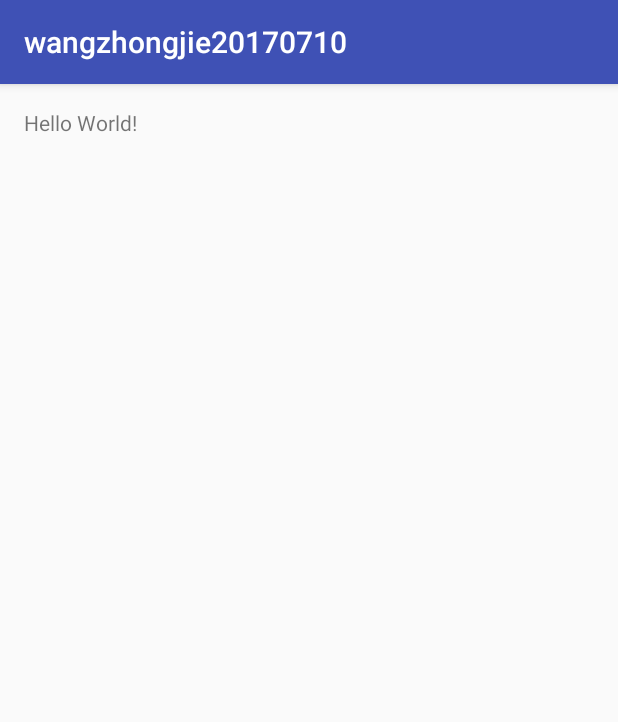
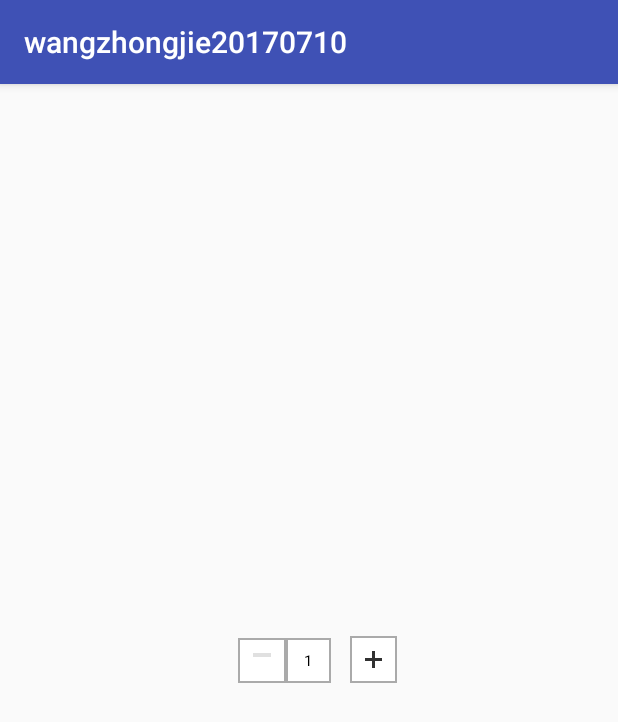
Before and after one commit to ruzui/Wangzhongjie20170710, an Android app: the screen it shows after launch (MainActivity), on a phone screen of 412 x 824 dp. Shown: the top 722 px of the screen. Run offline under Robolectric (Android 15) with nearby library versions, the phone set to English and light mode, and no system bars.

Commit message:
上传代码

```diff
--- a/app/src/main/java/test/bwie/com/wangzhongjie20170710/MainActivity.java
+++ b/app/src/main/java/test/bwie/com/wangzhongjie20170710/MainActivity.java
@@ -2,13 +2,26 @@ package test.bwie.com.wangzhongjie20170710;
 
 import android.support.v7.app.AppCompatActivity;
 import android.os.Bundle;
+import android.view.View;
+import android.widget.ImageView;
+import android.widget.TextView;
 
 public class MainActivity extends AppCompatActivity {
+
+    private ImageView pw_jiaimg;
+    private TextView pw_num;
 
     @Override
     protected void onCreate(Bundle savedInstanceState) {
         super.onCreate(savedInstanceState);
-        setContentView(R.layout.activity_main);
-
+        setContentView(R.layout.jj);
+        pw_jiaimg = (ImageView) findViewById(R.id.pw_jiaimg);
+        pw_num = (TextView) findViewById(R.id.pw_num);
+         pw_jiaimg.setOnClickListener(new View.OnClickListener() {
+             @Override
+             public void onClick(View v) {
+                  pw_num.setText("2");
+             }
+         });
     }
 }
--- a/app/src/main/res/layout/activity_main.xml
+++ b/app/src/main/res/layout/activity_main.xml
@@ -1,17 +1,8 @@
 <?xml version="1.0" encoding="utf-8"?>
 <RelativeLayout
     xmlns:android="http://schemas.android.com/apk/res/android"
-    xmlns:tools="http://schemas.android.com/tools"
     android:layout_width="match_parent"
-    android:layout_height="match_parent"
-    android:paddingLeft="@dimen/activity_horizontal_margin"
-    android:paddingRight="@dimen/activity_horizontal_margin"
-    android:paddingTop="@dimen/activity_vertical_margin"
-    android:paddingBottom="@dimen/activity_vertical_margin"
-    tools:context="test.bwie.com.wangzhongjie20170710.MainActivity">
+    android:layout_height="match_parent">
 
-    <TextView
-        android:text="Hello World!"
-        android:layout_width="wrap_content"
-        android:layout_height="wrap_content" />
+
 </RelativeLayout>
--- a/app/src/main/res/layout/jj.xml
+++ b/app/src/main/res/layout/jj.xml
@@ -1,56 +1,75 @@
 <?xml version="1.0" encoding="utf-8"?>
-<LinearLayout xmlns:android="http://schemas.android.com/apk/res/android"
-    android:orientation="vertical" android:layout_width="match_parent"
+<RelativeLayout xmlns:android="http://schemas.android.com/apk/res/android"
+    android:layout_width="match_parent"
     android:layout_height="match_parent">
     <LinearLayout
         android:layout_width="wrap_content"
         android:layout_height="wrap_content"
+        android:layout_gravity="center"
+        android:gravity="center"
         android:layout_marginRight="10dp"
-        android:orientation="horizontal">
+        android:orientation="horizontal"
+        android:layout_alignParentLeft="true"
+        android:layout_alignParentStart="true"
+        android:id="@+id/linearLayout">
 
-        <RelativeLayout
-            android:id="@+id/pw_jian"
+    </LinearLayout>
+
+    <RelativeLayout
+        android:id="@+id/pw_jia"
+        android:layout_width="wrap_content"
+        android:layout_height="wrap_content"
+        android:background="@drawable/jiajian"
+        android:layout_centerVertical="true"
+        android:layout_alignParentRight="true"
+        android:layout_alignParentEnd="true"
+        android:layout_marginRight="147dp"
+        android:layout_marginEnd="147dp">
+
+        <ImageView
+            android:id="@+id/pw_jiaimg"
             android:layout_width="wrap_content"
             android:layout_height="wrap_content"
-            android:background="@drawable/jiajian">
+            android:src="@mipmap/add_able"
+            android:layout_alignParentLeft="true"
+            android:layout_alignParentStart="true" />
+    </RelativeLayout>
 
-            <ImageView
-                android:id="@+id/pw_jianimg"
-                android:layout_width="wrap_content"
-                android:layout_height="wrap_content"
-                android:layout_centerInParent="true"
-                android:src="@mipmap/reduce_unable" />
-        </RelativeLayout>
+    <RelativeLayout
+        android:layout_width="wrap_content"
+        android:layout_height="wrap_content"
+        android:background="@drawable/jiajianfu"
+        android:id="@+id/relativeLayout"
+        android:layout_alignBottom="@+id/pw_jia"
+        android:layout_centerHorizontal="true">
 
-        <RelativeLayout
+        <TextView
+            android:id="@+id/pw_num"
             android:layout_width="wrap_content"
             android:layout_height="wrap_content"
-            android:background="@drawable/jiajianfu">
+            android:gravity="center"
+            android:text="1"
+            android:textColor="@android:color/black"
+            android:textSize="10sp"
+            android:layout_centerVertical="true"
+            android:layout_centerHorizontal="true" />
+    </RelativeLayout>
 
-            <TextView
-                android:id="@+id/pw_num"
-                android:layout_width="wrap_content"
-                android:layout_height="wrap_content"
-                android:layout_centerInParent="true"
-                android:gravity="center"
-                android:text="1"
-                android:textColor="@android:color/black"
-                android:textSize="10sp" />
-        </RelativeLayout>
+    <RelativeLayout
+        android:id="@+id/pw_jian"
+        android:layout_width="wrap_content"
+        android:layout_height="wrap_content"
+        android:background="@drawable/jiajian"
+        android:layout_alignTop="@+id/relativeLayout"
+        android:layout_toLeftOf="@+id/relativeLayout"
+        android:layout_toStartOf="@+id/relativeLayout">
 
-        <RelativeLayout
-            android:id="@+id/pw_jia"
+        <ImageView
+            android:id="@+id/pw_jianimg"
             android:layout_width="wrap_content"
             android:layout_height="wrap_content"
-            android:background="@drawable/jiajian">
-
-            <ImageView
-                android:id="@+id/pw_jiaimg"
-                android:layout_width="wrap_content"
-                android:layout_height="wrap_content"
-                android:layout_centerInParent="true"
-                android:src="@mipmap/add_able" />
-        </RelativeLayout>
-
-    </LinearLayout>
-</LinearLayout>
+            android:src="@mipmap/reduce_unable"
+            android:layout_alignParentLeft="true"
+            android:layout_alignParentStart="true" />
+    </RelativeLayout>
+</RelativeLayout>
```
